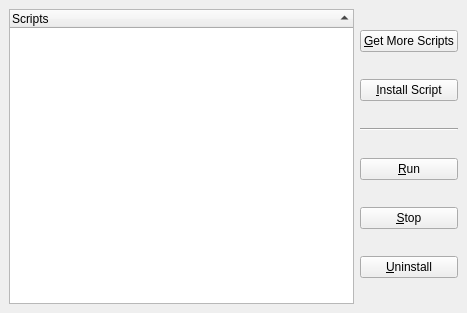
Before: the Qt Designer form src/dialogs/ScriptManagerBase.ui in KDE/amarok, drawn with Qt 5.
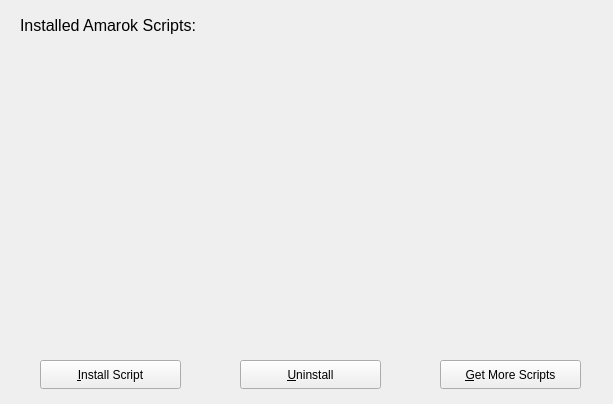
After: the same form once the commit is applied.

Commit message: ok, a new UI for the script manger. Artist, please help with this :) also removed some old script manager stuff.

What changed in the file:
```diff
--- a/src/dialogs/ScriptManagerBase.ui
+++ b/src/dialogs/ScriptManagerBase.ui
@@ -5,121 +5,80 @@
    <rect>
     <x>0</x>
     <y>0</y>
-    <width>467</width>
-    <height>313</height>
+    <width>613</width>
+    <height>404</height>
    </rect>
   </property>
   <property name="windowTitle" >
    <string>DirectoryListBase</string>
   </property>
-  <layout class="QHBoxLayout" >
-   <property name="spacing" >
-    <number>6</number>
+  <widget class="QPushButton" name="uninstallButton" >
+   <property name="geometry" >
+    <rect>
+     <x>240</x>
+     <y>360</y>
+     <width>141</width>
+     <height>29</height>
+    </rect>
    </property>
-   <property name="leftMargin" >
-    <number>9</number>
+   <property name="text" >
+    <string>&amp;Uninstall</string>
    </property>
-   <property name="topMargin" >
-    <number>9</number>
+  </widget>
+  <widget class="QPushButton" name="installButton" >
+   <property name="geometry" >
+    <rect>
+     <x>40</x>
+     <y>360</y>
+     <width>141</width>
+     <height>29</height>
+    </rect>
    </property>
-   <property name="rightMargin" >
-    <number>9</number>
+   <property name="text" >
+    <string>&amp;Install Script</string>
    </property>
-   <property name="bottomMargin" >
-    <number>9</number>
+  </widget>
+  <widget class="QPushButton" name="retrieveButton" >
+   <property name="geometry" >
+    <rect>
+     <x>440</x>
+     <y>360</y>
+     <width>141</width>
+     <height>29</height>
+    </rect>
    </property>
-   <item>
-    <widget class="QTreeWidget" name="treeWidget" >
-     <property name="contextMenuPolicy" >
-      <enum>Qt::CustomContextMenu</enum>
-     </property>
-     <property name="alternatingRowColors" >
-      <bool>true</bool>
-     </property>
-     <property name="sortingEnabled" >
-      <bool>true</bool>
-     </property>
-     <property name="animated" >
-      <bool>true</bool>
-     </property>
-     <property name="columnCount" >
-      <number>1</number>
-     </property>
-     <column>
-      <property name="text" >
-       <string>Scripts</string>
-      </property>
-     </column>
-    </widget>
-   </item>
-   <item>
-    <layout class="QVBoxLayout" >
-     <property name="spacing" >
-      <number>6</number>
-     </property>
-     <property name="leftMargin" >
-      <number>0</number>
-     </property>
-     <property name="topMargin" >
-      <number>0</number>
-     </property>
-     <property name="rightMargin" >
-      <number>0</number>
-     </property>
-     <property name="bottomMargin" >
-      <number>0</number>
-     </property>
-     <item>
-      <widget class="QPushButton" name="retrieveButton" >
-       <property name="text" >
-        <string>&amp;Get More Scripts</string>
-       </property>
-      </widget>
-     </item>
-     <item>
-      <widget class="QPushButton" name="installButton" >
-       <property name="text" >
-        <string>&amp;Install Script</string>
-       </property>
-      </widget>
-     </item>
-     <item>
-      <widget class="Line" name="line2_2" >
-       <property name="frameShape" >
-        <enum>QFrame::HLine</enum>
-       </property>
-       <property name="frameShadow" >
-        <enum>QFrame::Sunken</enum>
-       </property>
-       <property name="orientation" >
-        <enum>Qt::Horizontal</enum>
-       </property>
-      </widget>
-     </item>
-     <item>
-      <widget class="QPushButton" name="runButton" >
-       <property name="text" >
-        <string>&amp;Run</string>
-       </property>
-      </widget>
-     </item>
-     <item>
-      <widget class="QPushButton" name="stopButton" >
-       <property name="text" >
-        <string>&amp;Stop</string>
-       </property>
-      </widget>
-     </item>
-     <item>
-      <widget class="QPushButton" name="uninstallButton" >
-       <property name="text" >
-        <string>&amp;Uninstall</string>
-       </property>
-      </widget>
-     </item>
-    </layout>
-   </item>
-  </layout>
+   <property name="text" >
+    <string>&amp;Get More Scripts</string>
+   </property>
+  </widget>
+  <widget class="QWidget" native="1" name="pluginWidget" >
+   <property name="geometry" >
+    <rect>
+     <x>10</x>
+     <y>50</y>
+     <width>591</width>
+     <height>291</height>
+    </rect>
+   </property>
+  </widget>
+  <widget class="QLabel" name="label" >
+   <property name="geometry" >
+    <rect>
+     <x>20</x>
+     <y>10</y>
+     <width>211</width>
+     <height>31</height>
+    </rect>
+   </property>
+   <property name="font" >
+    <font>
+     <pointsize>12</pointsize>
+    </font>
+   </property>
+   <property name="text" >
+    <string>Installed Amarok Scripts:</string>
+   </property>
+  </widget>
  </widget>
  <layoutdefault spacing="6" margin="0" />
  <layoutfunction spacing="KDialog::spacingHint" />
```
The commit also changes 3 other files.
